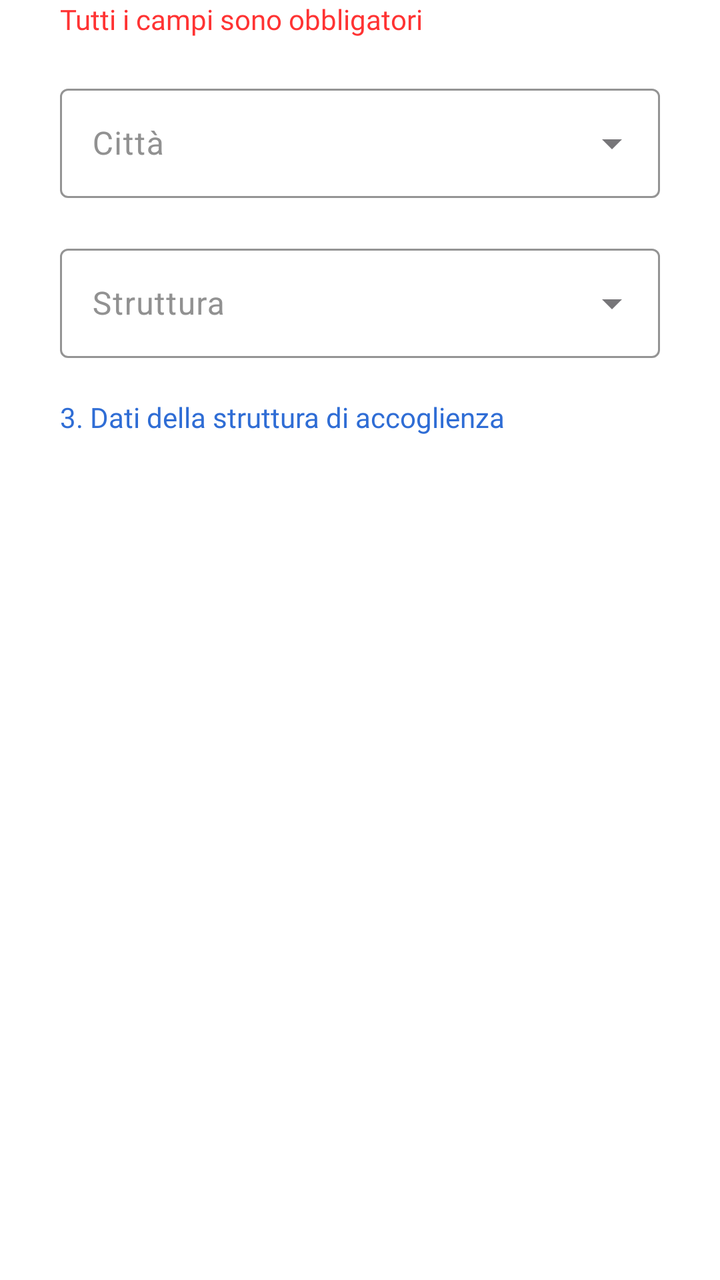
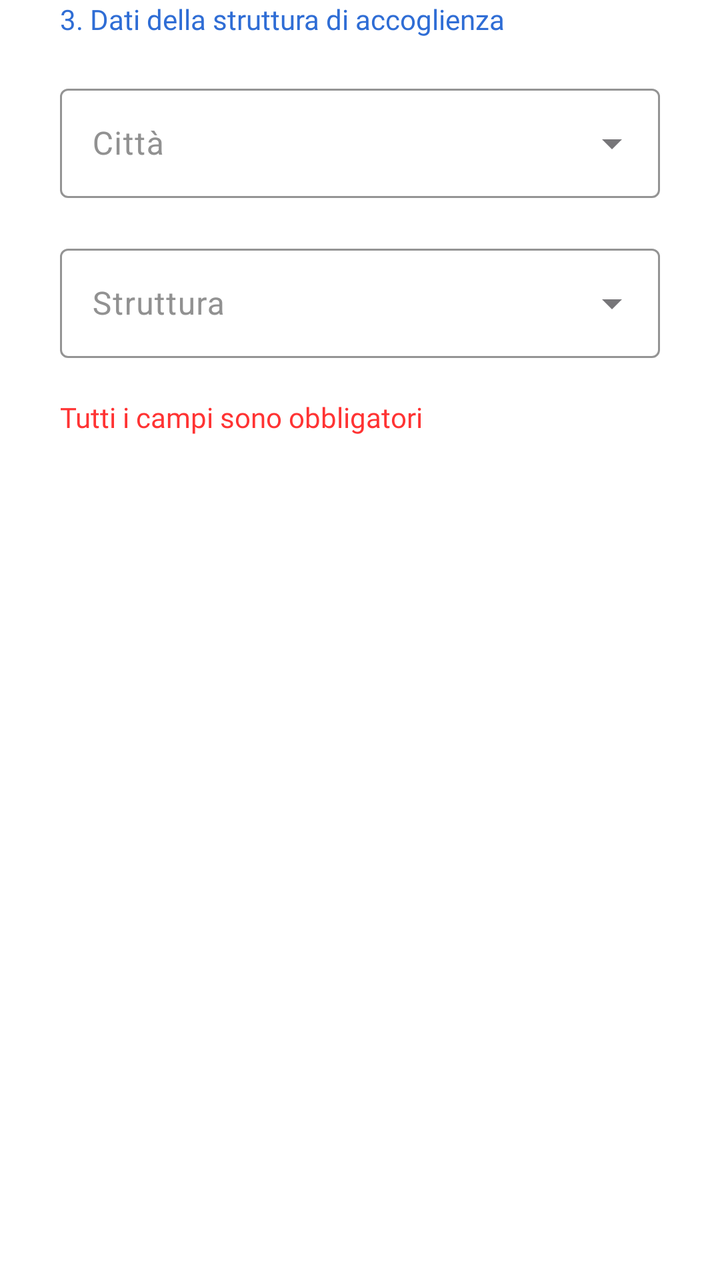

Two renders of the same Android screen: before a commit and after it. Below are the layout's source before the change and the commit's diff.
<!-- AndroidManifest.xml: application theme Theme.AsilApp -->
<!-- res/layout/signup_organization_fragment.xml -->
<?xml version="1.0" encoding="utf-8"?>
<LinearLayout xmlns:android="http://schemas.android.com/apk/res/android"
    xmlns:app="http://schemas.android.com/apk/res-auto"
    xmlns:tools="http://schemas.android.com/tools"
    android:id="@+id/layoutOrganizationFragment"
    android:layout_width="match_parent"
    android:layout_height="match_parent"
    android:orientation="vertical"
    android:background="@color/appBackground"
    tools:context=".view.firstaccess.SignupPlaceFragment">

    <TextView
        android:layout_width="wrap_content"
        android:layout_height="wrap_content"
        android:layout_gravity="left"
        android:layout_marginLeft="30dp"
        android:text="@string/mandatoryFields"
        android:textColor="@color/textAlertColor"
        android:fontFamily="@font/titillium_web_bold"></TextView>


    <com.google.android.material.textfield.TextInputLayout
        style="@style/Widget.MaterialComponents.TextInputLayout.OutlinedBox.ExposedDropdownMenu"
        android:layout_width="@dimen/inputTextWidth"
        android:layout_height="@dimen/inpuTextHeight"
        android:layout_gravity="center"
        android:layout_marginTop="@dimen/marginBetweenInputs"
        android:hint="@string/cityOrganizationSignupText"
        android:textColorHint="@color/textPlaceholderColor"
        app:boxStrokeColor="@color/appMainColor"
        app:counterTextColor="@color/appMainColor"
        app:helperTextTextColor="@color/appMainColor"
        app:hintTextColor="@color/appMainColor"
        app:placeholderTextColor="@color/appMainColor"
        app:prefixTextColor="@color/appMainColor"
        app:suffixTextColor="@color/appMainColor">

        <com.google.android.material.textfield.MaterialAutoCompleteTextView
            android:id="@+id/cityOrganizationSelection"
            style="@style/MyAutoCompleteTextViewStyle"
            android:layout_width="match_parent"
            android:layout_height="match_parent"
            android:inputType="none"
            android:textColorHighlight="@color/appMainColor"
            android:textColorLink="@color/appMainColor" />
    </com.google.android.material.textfield.TextInputLayout>

    <com.google.android.material.textfield.TextInputLayout
        style="@style/Widget.MaterialComponents.TextInputLayout.OutlinedBox.ExposedDropdownMenu"
        android:layout_width="@dimen/inputTextWidth"
        android:layout_height="@dimen/inpuTextHeight"
        android:layout_gravity="center"
        android:layout_marginTop="@dimen/marginBetweenInputs"
        android:hint="@string/nameOrganizationSignupText"
        android:textColorHint="@color/textPlaceholderColor"
        app:boxStrokeColor="@color/appMainColor"
        app:counterTextColor="@color/appMainColor"
        app:helperTextTextColor="@color/appMainColor"
        app:hintTextColor="@color/appMainColor"
        app:placeholderTextColor="@color/appMainColor"
        app:prefixTextColor="@color/appMainColor"
        app:suffixTextColor="@color/appMainColor">

        <com.google.android.material.textfield.MaterialAutoCompleteTextView
            android:id="@+id/nameOrganizationSelection"
            style="@style/MyAutoCompleteTextViewStyle"
            android:layout_width="match_parent"
            android:layout_height="match_parent"
            android:inputType="none"
            android:textColorHighlight="@color/appMainColor"
            android:textColorLink="@color/appMainColor" />
    </com.google.android.material.textfield.TextInputLayout>


    <TextView
        android:layout_width="wrap_content"
        android:layout_height="wrap_content"
        android:layout_gravity="left"
        android:layout_marginLeft="30dp"
        android:layout_marginTop="@dimen/marginBetweenInputs"
        android:text="@string/organizationData"
        android:textColor="@color/appMainColor"
        android:fontFamily="@font/titillium_web_bold"></TextView>

</LinearLayout>
<!-- resources referenced by this layout -->
<resources>
  <color name="appBackground">#ffffff</color>
  <color name="appMainColor">#2f6dd5</color>
  <color name="textAlertColor">#ff3333</color>
  <color name="textPlaceholderColor">#919191</color>
  <dimen name="inpuTextHeight">60dp</dimen>
  <dimen name="inputTextWidth">300dp</dimen>
  <dimen name="marginBetweenInputs">20dp</dimen>
  <string name="cityOrganizationSignupText">Città</string>
  <string name="mandatoryFields">Tutti i campi sono obbligatori</string>
  <string name="nameOrganizationSignupText">Struttura</string>
  <string name="organizationData">3. Dati della struttura di accoglienza</string>
  <style name="MyAutoCompleteTextViewStyle" parent="Widget.Material3.AutoCompleteTextView.OutlinedBox.Dense">
          <item name="android:popupBackground">@color/white</item> 
      </style>
  <style name="Theme.AsilApp" parent="Base.Theme.AsilApp" />
  <color name="white">#FFFFFFFF</color>
  <style name="Base.Theme.AsilApp" parent="Theme.Material3.DayNight.NoActionBar">
          
          
      </style>
</resources>

<!-- the commit's change to res/layout/signup_organization_fragment.xml (unified diff, before → after) -->
@@ -7,21 +7,24 @@
     android:layout_height="match_parent"
     android:orientation="vertical"
     android:background="@color/appBackground"
-    tools:context=".view.firstaccess.SignupPlaceFragment">
+    tools:context=".view.signinSignup.SignupPlaceOriginFragment">
+
 
     <TextView
         android:layout_width="wrap_content"
         android:layout_height="wrap_content"
         android:layout_gravity="left"
         android:layout_marginLeft="30dp"
-        android:text="@string/mandatoryFields"
-        android:textColor="@color/textAlertColor"
+        android:layout_marginTop="0dp"
+        android:text="@string/organizationData"
+        android:textColor="@color/appMainColor"
         android:fontFamily="@font/titillium_web_bold"></TextView>
 
 
     <com.google.android.material.textfield.TextInputLayout
         style="@style/Widget.MaterialComponents.TextInputLayout.OutlinedBox.ExposedDropdownMenu"
         android:layout_width="@dimen/inputTextWidth"
+        android:id="@+id/cityOrganizationSelectionLayoutSignup"
         android:layout_height="@dimen/inpuTextHeight"
         android:layout_gravity="center"
         android:layout_marginTop="@dimen/marginBetweenInputs"
@@ -36,7 +39,7 @@
         app:suffixTextColor="@color/appMainColor">
 
         <com.google.android.material.textfield.MaterialAutoCompleteTextView
-            android:id="@+id/cityOrganizationSelection"
+            android:id="@+id/cityOrganizationSelectionSignup"
             style="@style/MyAutoCompleteTextViewStyle"
             android:layout_width="match_parent"
             android:layout_height="match_parent"
@@ -47,6 +50,7 @@
 
     <com.google.android.material.textfield.TextInputLayout
         style="@style/Widget.MaterialComponents.TextInputLayout.OutlinedBox.ExposedDropdownMenu"
+        android:id="@+id/nameOrganizationSelectionLayoutSignup"
         android:layout_width="@dimen/inputTextWidth"
         android:layout_height="@dimen/inpuTextHeight"
         android:layout_gravity="center"
@@ -62,7 +66,7 @@
         app:suffixTextColor="@color/appMainColor">
 
         <com.google.android.material.textfield.MaterialAutoCompleteTextView
-            android:id="@+id/nameOrganizationSelection"
+            android:id="@+id/nameOrganizationSelectionSignup"
             style="@style/MyAutoCompleteTextViewStyle"
             android:layout_width="match_parent"
             android:layout_height="match_parent"
@@ -71,15 +75,16 @@
             android:textColorLink="@color/appMainColor" />
     </com.google.android.material.textfield.TextInputLayout>
 
-
     <TextView
         android:layout_width="wrap_content"
         android:layout_height="wrap_content"
+        android:layout_marginTop="@dimen/marginBetweenInputs"
         android:layout_gravity="left"
         android:layout_marginLeft="30dp"
-        android:layout_marginTop="@dimen/marginBetweenInputs"
-        android:text="@string/organizationData"
-        android:textColor="@color/appMainColor"
+        android:text="@string/mandatoryFields"
+        android:textColor="@color/textAlertColor"
         android:fontFamily="@font/titillium_web_bold"></TextView>
 
+
+
 </LinearLayout>
